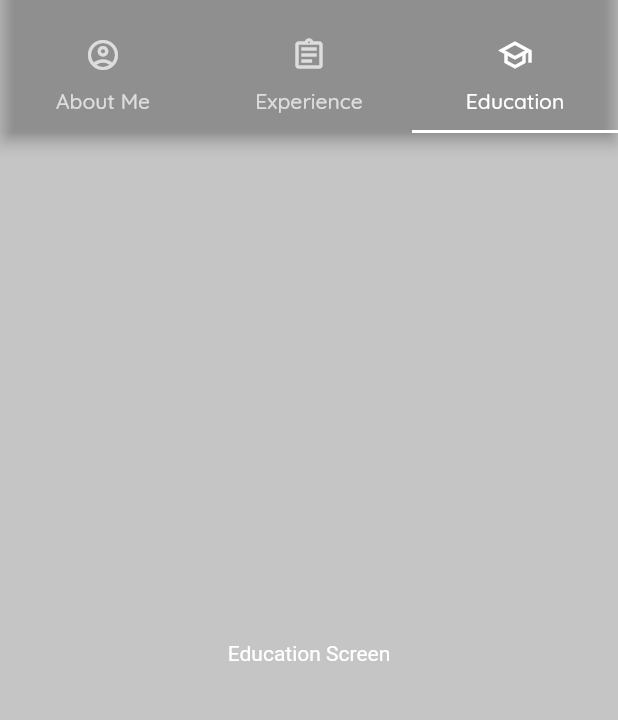
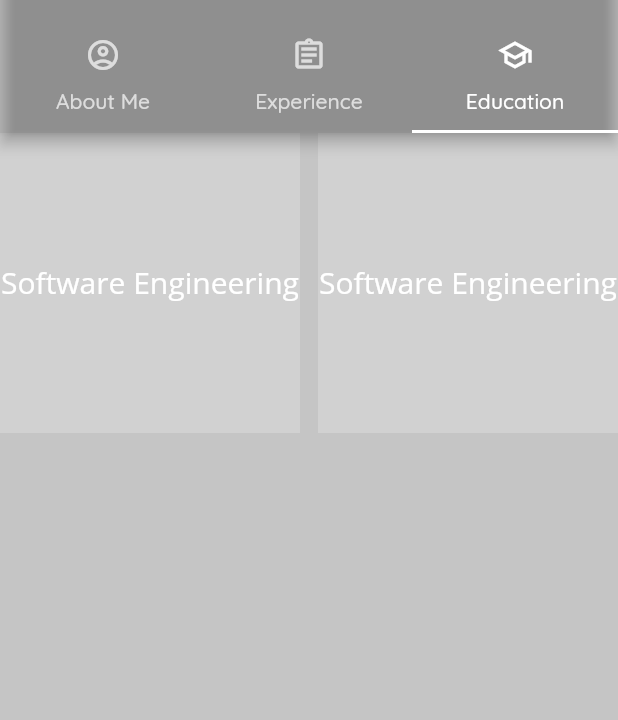
Before and after one commit to afiqaimanafr/resume-mobile-app, a Flutter app: the screen it shows after launch, tab 3 chosen, on a phone screen of 412 x 824 dp, the part 62-782 px from its top. Run offline on Flutter 3.47's test engine with Material 2 defaults, Android fonts, the phone set to English and light mode, and no system bars.

Commit message:
latest ui

```diff
--- /dev/null
+++ b/lib/models/course_model.dart
@@ -0,0 +1,7 @@
+class CourseModel {
+  final String title;
+
+  CourseModel({
+    required this.title,
+  });
+}
--- a/lib/models/experience_model.dart
+++ b/lib/models/experience_model.dart
@@ -1,5 +1,3 @@
-import 'package:flutter/cupertino.dart';
-
 class ExperienceModel {
   final String title;
   final String subtitle;
--- a/lib/screens/education/education_screen.dart
+++ b/lib/screens/education/education_screen.dart
@@ -1,17 +1,72 @@
 import 'package:afiq_resume/constants.dart';
+import 'package:afiq_resume/models/course_model.dart';
 import 'package:flutter/material.dart';
 
 class EducationScreen extends StatelessWidget {
-  const EducationScreen({Key? key}) : super(key: key);
+  List<CourseModel> course = [
+    CourseModel(
+      title: 'Software Engineering',
+    ),
+    CourseModel(
+      title: 'Software Engineering',
+    ),
+    CourseModel(
+      title: 'Software Engineering',
+    ),
+    CourseModel(
+      title: 'Software Engineering',
+    ),
+    CourseModel(
+      title: 'Software Engineering',
+    ),
+    CourseModel(
+      title: 'Software Engineering',
+    ),
+    CourseModel(
+      title: 'Software Engineering',
+    ),
+    CourseModel(
+      title: 'Software Engineering',
+    ),
+    CourseModel(
+      title: 'Software Engineering',
+    ),
+  ];
+
+  Widget buildCard(CourseModel item) {
+    return Container(
+      height: 200,
+      width: 200,
+      color: kPrimaryLightColor.withOpacity(0.2),
+      child: Center(
+        child: Text(
+          item.title,
+          style: const TextStyle(
+            color: kPrimaryLightColor,
+            fontFamily: primaryFamilyFont,
+            fontSize: 20,
+          ),
+        ),
+      ),
+    );
+  }
 
   @override
   Widget build(BuildContext context) {
-    return const Scaffold(
+    return Scaffold(
       backgroundColor: kPrimaryColor,
-      body: Center(
-        child: Text(
-          'Education Screen',
-          style: TextStyle(color: kPrimaryLightColor),
+      body: Container(
+        height: 200,
+        child: ListView.separated(
+          separatorBuilder: (context, _) => const SizedBox(
+            width: 12,
+          ),
+          itemCount: course.length,
+          scrollDirection: Axis.horizontal,
+          itemBuilder: (context, index) {
+            final item = course[index];
+            return buildCard(item);
+          },
         ),
       ),
     );
--- a/lib/screens/tabs/tabs_screen.dart
+++ b/lib/screens/tabs/tabs_screen.dart
@@ -68,7 +68,7 @@ class _TabsScreenState extends State<TabsScreen>
         children: [
           const AboutMeScreen(),
           ExperienceScreen(),
-          const EducationScreen(),
+          EducationScreen(),
         ],
       ),
     );
```
